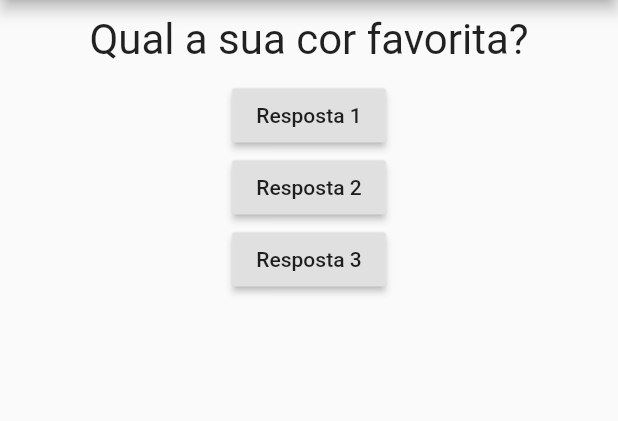
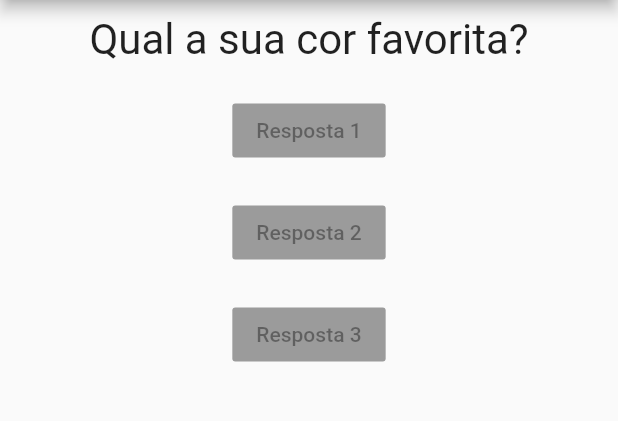
Before and after one commit to LucasWMedeiros/projeto_perguntas, a Flutter app: the screen it shows after launch, on a phone screen of 412 x 824 dp, the part 84-505 px from its top. Run offline on Flutter 3.47's test engine with Material 2 defaults, Android fonts, the phone set to English and light mode, and no system bars.

Commit message:
criando componente resposta

```diff
--- a/projeto_perguntas/lib/main.dart
+++ b/projeto_perguntas/lib/main.dart
@@ -1,6 +1,7 @@
 import 'package:flutter/cupertino.dart';
 import 'package:flutter/material.dart';
 import 'package:projeto_perguntas/questao.dart';
+import 'package:projeto_perguntas/respostas.dart';
 
 main() {
   runApp(PerguntaApp());
@@ -31,18 +32,9 @@ class _perguntaAppState extends State<PerguntaApp> {
         body: Column(
           children: [
             Questao(_perguntas[perguntaselecionada]),
-            RaisedButton(
-              child: Text('Resposta 1'),
-              onPressed: _responder,
-            ),
-            RaisedButton(
-              child: Text('Resposta 2'),
-              onPressed: _responder,
-            ),
-            RaisedButton(
-              child: Text('Resposta 3'),
-              onPressed: _responder,
-            ),
+           Resposta('Resposta 1'),
+           Resposta('Resposta 2'),
+           Resposta('Resposta 3'),
           ],
         ),
       ),
--- /dev/null
+++ b/projeto_perguntas/lib/respostas.dart
@@ -0,0 +1,21 @@
+import 'package:flutter/material.dart';
+
+class Resposta extends StatelessWidget {
+    final String texto;
+
+    Resposta(this.texto);
+
+  @override
+  Widget build(BuildContext context) {
+
+    return Container(
+      margin: EdgeInsets.all(10),
+      child: (
+         RaisedButton(
+              child: Text(texto),
+              onPressed: null,
+            )
+      ),
+    );
+  }
+}
```
